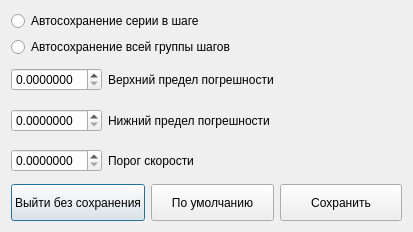
Eduuaarrdd/Calibrix, file autoconfigdialog.ui: the form before one commit.
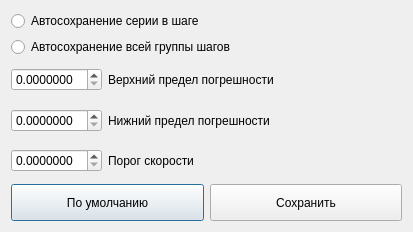
The form after the commit.

```diff
--- a/autoconfigdialog.ui
+++ b/autoconfigdialog.ui
@@ -122,25 +122,6 @@
    </item>
    <item row="1" column="0">
     <layout class="QHBoxLayout" name="horizontalLayout_4">
-     <item>
-      <widget class="QPushButton" name="btn_cancel">
-       <property name="sizePolicy">
-        <sizepolicy hsizetype="Expanding" vsizetype="Fixed">
-         <horstretch>0</horstretch>
-         <verstretch>0</verstretch>
-        </sizepolicy>
-       </property>
-       <property name="minimumSize">
-        <size>
-         <width>0</width>
-         <height>37</height>
-        </size>
-       </property>
-       <property name="text">
-        <string>Выйти без сохранения</string>
-       </property>
-      </widget>
-     </item>
      <item>
       <widget class="QPushButton" name="btn_default">
        <property name="sizePolicy">
```
